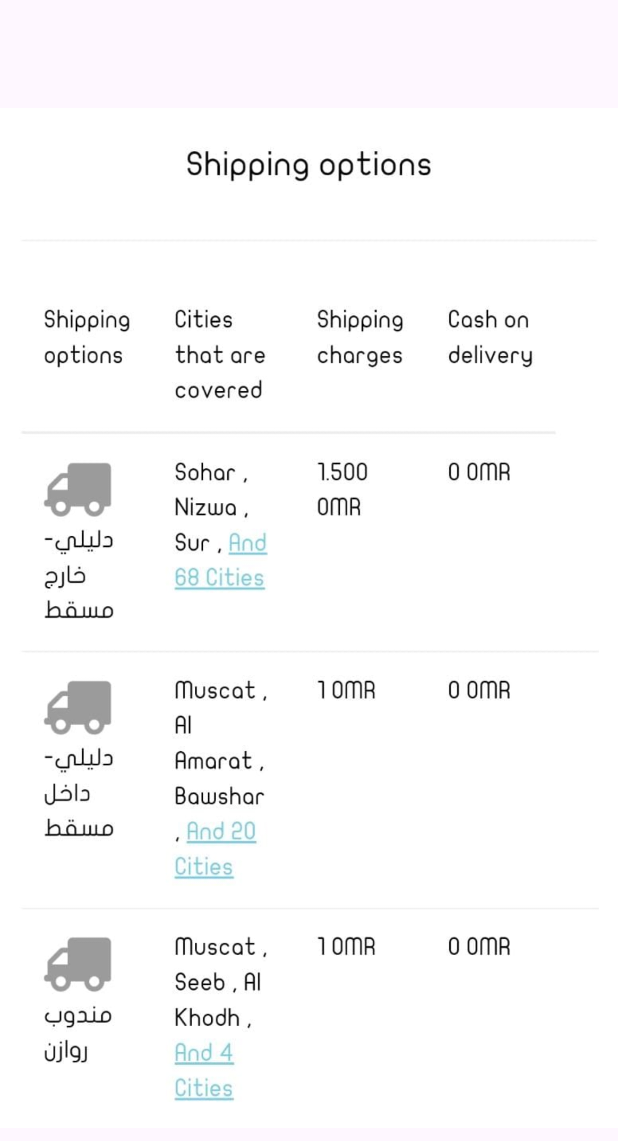
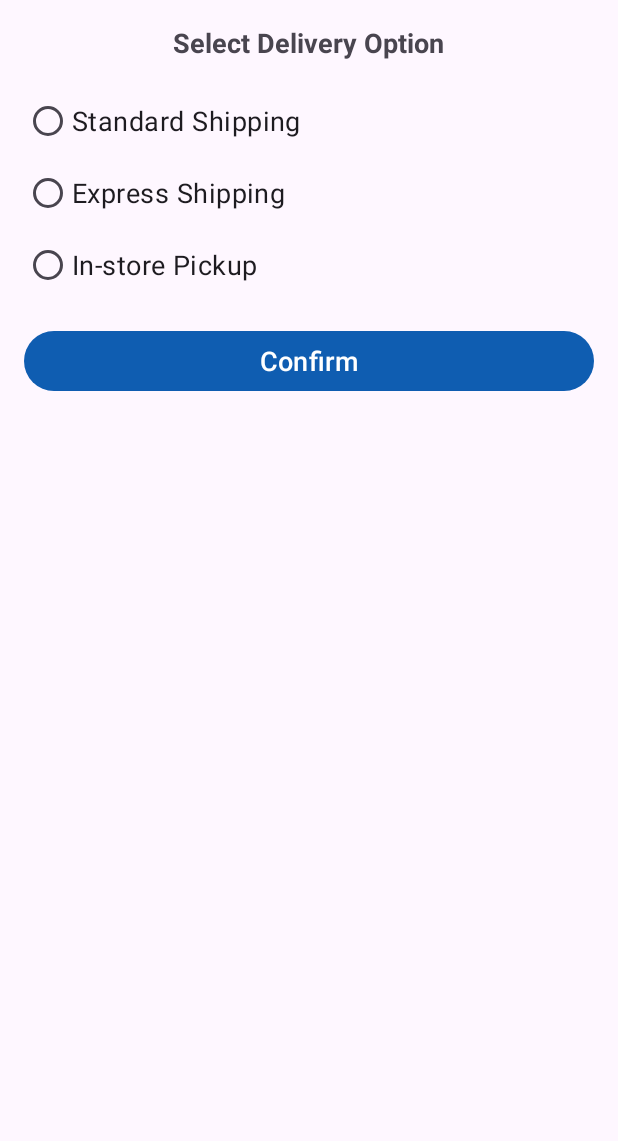
Before and after one commit to Hajer24OCT/Bookshop, an Android app: the DeliveryOptions screen opened directly, with no data from a screen before it, on a phone screen of 412 x 824 dp. Shown: the top 1141 px of the screen. Run offline under Robolectric (Android 15) with nearby library versions, the phone set to English and light mode, and no system bars; our stand-ins replace Firebase (no records; nobody signed in at launch, a user with empty details on screens opened directly).

Commit message:
.............:)

```diff
--- a/app/build.gradle
+++ b/app/build.gradle
@@ -34,8 +34,12 @@ dependencies {
     implementation 'androidx.appcompat:appcompat:1.6.1'
     implementation 'com.google.android.material:material:1.5.0'
     implementation 'androidx.constraintlayout:constraintlayout:2.1.4'
-    implementation 'com.google.firebase:firebase-database:20.1.0'
+    implementation 'com.google.firebase:firebase-database-ktx:20.2.2'
+    implementation 'com.google.firebase:firebase-auth-ktx:22.0.0'
     testImplementation 'junit:junit:4.13.2'
     androidTestImplementation 'androidx.test.ext:junit:1.1.5'
     androidTestImplementation 'androidx.test.espresso:espresso-core:3.5.1'
+    implementation platform('com.google.firebase:firebase-bom:32.1.0')
+    implementation 'com.google.firebase:firebase-database:20.0.2'
+    implementation 'com.google.firebase:firebase-auth:21.0.1'
 }
--- a/app/src/main/AndroidManifest.xml
+++ b/app/src/main/AndroidManifest.xml
@@ -16,6 +16,9 @@
         android:supportsRtl="true"
         android:theme="@style/Theme.AgathaChristie"
         tools:targetApi="31">
+        <activity
+            android:name=".ResetPasswordActivity"
+            android:exported="false" />
         <activity
             android:name=".DeliveryOptions"
             android:exported="false" />
--- a/app/src/main/java/com/example/agathachristie/Activity_Books_items.java
+++ b/app/src/main/java/com/example/agathachristie/Activity_Books_items.java
@@ -9,7 +9,7 @@ import android.widget.TextView;
 
 public class Activity_Books_items extends AppCompatActivity {
 
-    TextView name;
+    TextView name , details;
     ImageView image;
 
     @Override
@@ -19,9 +19,11 @@ public class Activity_Books_items extends AppCompatActivity {
 
         name = findViewById(R.id.griddata);
         image = findViewById(R.id.imageView);
+        details = findViewById(R.id.textView4);
 
         Intent intent = getIntent();
         name.setText(intent.getStringExtra("name"));
         image.setImageResource(intent.getIntExtra("image" ,0));
+        details.setText(intent.getStringExtra("details"));
     }
 }
--- a/app/src/main/java/com/example/agathachristie/DeliveryOptions.java
+++ b/app/src/main/java/com/example/agathachristie/DeliveryOptions.java
@@ -1,14 +1,62 @@
 package com.example.agathachristie;
 
 import androidx.appcompat.app.AppCompatActivity;
-
 import android.os.Bundle;
+import android.view.View;
+import android.widget.Button;
+import android.widget.RadioButton;
+import android.widget.RadioGroup;
+import android.widget.Toast;
+import com.google.firebase.auth.FirebaseAuth;
+import com.google.firebase.auth.FirebaseUser;
+import com.google.firebase.database.DatabaseReference;
+import com.google.firebase.database.FirebaseDatabase;
 
 public class DeliveryOptions extends AppCompatActivity {
+
+    private RadioGroup deliveryOptionsRadioGroup;
+    private Button confirmButton;
+    private DatabaseReference deliveryInfoRef;
+    private FirebaseUser currentUser;
 
     @Override
     protected void onCreate(Bundle savedInstanceState) {
         super.onCreate(savedInstanceState);
         setContentView(R.layout.activity_delivery_options);
+
+        // Initialize views
+        deliveryOptionsRadioGroup = findViewById(R.id.radio_group_delivery_options);
+        confirmButton = findViewById(R.id.button_confirm_delivery);
+
+        // Get reference to the Firebase database
+        deliveryInfoRef = FirebaseDatabase.getInstance().getReference().child("users");
+
+        // Get current authenticated user
+        currentUser = FirebaseAuth.getInstance().getCurrentUser();
+
+        confirmButton.setOnClickListener(new View.OnClickListener() {
+            @Override
+            public void onClick(View v) {
+                int selectedOptionId = deliveryOptionsRadioGroup.getCheckedRadioButtonId();
+                if (selectedOptionId != -1) {
+                    RadioButton selectedOption = findViewById(selectedOptionId);
+                    String selectedOptionText = selectedOption.getText().toString();
+                    saveDeliveryOption(selectedOptionText);
+                    Toast.makeText(DeliveryOptions.this, "Selected option: " + selectedOptionText, Toast.LENGTH_SHORT).show();
+                    // Perform any necessary actions based on the selected delivery option
+                } else {
+                    Toast.makeText(DeliveryOptions.this, "Please select a delivery option", Toast.LENGTH_SHORT).show();
+                }
+            }
+        });
+    }
+
+    private void saveDeliveryOption(String option) {
+        // Save the delivery option under the user's node in Firebase database
+        if (currentUser != null) {
+            String userId = currentUser.getUid();
+            DatabaseReference userDeliveryRef = deliveryInfoRef.child(userId).child("delivery");
+            userDeliveryRef.setValue(option);
+        }
     }
 }
--- a/app/src/main/res/layout/activity_delivery_options.xml
+++ b/app/src/main/res/layout/activity_delivery_options.xml
@@ -1,16 +1,59 @@
 <?xml version="1.0" encoding="utf-8"?>
-<androidx.constraintlayout.widget.ConstraintLayout xmlns:android="http://schemas.android.com/apk/res/android"
-    xmlns:app="http://schemas.android.com/apk/res-auto"
-    xmlns:tools="http://schemas.android.com/tools"
+<LinearLayout
+xmlns:android="http://schemas.android.com/apk/res/android"
+xmlns:tools="http://schemas.android.com/tools"
+android:layout_width="match_parent"
+android:layout_height="match_parent"
+tools:context=".DeliveryOptions"
+android:orientation="vertical"
+android:padding="16dp">
+
+<TextView
+    android:layout_width="wrap_content"
+    android:layout_height="wrap_content"
+    android:text="Select Delivery Option"
+    android:textSize="18sp"
+    android:textStyle="bold"
+    android:layout_gravity="center_horizontal"
+    android:layout_marginBottom="16dp" />
+
+<RadioGroup
+    android:id="@+id/radio_group_delivery_options"
     android:layout_width="match_parent"
-    android:layout_height="match_parent"
-    tools:context=".DeliveryOptions">
+    android:layout_height="wrap_content">
 
-    <ImageView
-        android:id="@+id/imageView6"
+    <RadioButton
+        android:id="@+id/radio_standard_shipping"
         android:layout_width="wrap_content"
         android:layout_height="wrap_content"
-        app:srcCompat="@drawable/rrr"
-        tools:layout_editor_absoluteX="0dp"
-        tools:layout_editor_absoluteY="0dp" />
-</androidx.constraintlayout.widget.ConstraintLayout>
+        android:text="Standard Shipping"
+        android:textSize="18sp"
+        android:paddingVertical="8dp" />
+
+    <RadioButton
+        android:id="@+id/radio_express_shipping"
+        android:layout_width="wrap_content"
+        android:layout_height="wrap_content"
+        android:text="Express Shipping"
+        android:textSize="18sp"
+        android:paddingVertical="8dp" />
+
+    <RadioButton
+        android:id="@+id/radio_in_store_pickup"
+        android:layout_width="wrap_content"
+        android:layout_height="wrap_content"
+        android:text="In-store Pickup"
+        android:textSize="18sp"
+        android:paddingVertical="8dp" />
+
+</RadioGroup>
+
+<Button
+    android:id="@+id/button_confirm_delivery"
+    android:layout_width="match_parent"
+    android:layout_height="wrap_content"
+    android:text="Confirm"
+    android:textSize="18sp"
+    android:layout_marginTop="16dp" />
+
+</LinearLayout>
```
Also changed, not shown: app/src/main/java/com/example/agathachristie/Books.java (+47 -0 lines), app/src/main/java/com/example/agathachristie/ResetPasswordActivity.java (added, +60 -0 lines), app/src/main/java/com/example/agathachristie/signIn.java (+59 -15 lines), app/src/main/java/com/example/agathachristie/signUp.java (+73 -38 lines), app/src/main/res/layout/activity_books.xml (+9 -3 lines), app/src/main/res/layout/activity_books_items.xml (+20 -0 lines), app/src/main/res/layout/activity_login.xml (+15 -0 lines), app/src/main/res/layout/activity_reset_password.xml (added, +37 -0 lines), app/src/main/res/layout/activity_sign_in.xml (+23 -8 lines).
